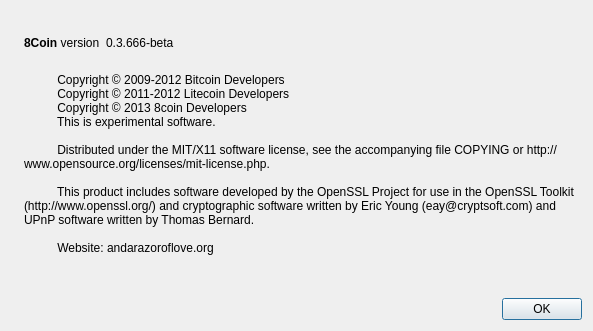
Above: src/qt/forms/aboutdialog.ui from bausoft/888 before the change. Below: the same form after it.
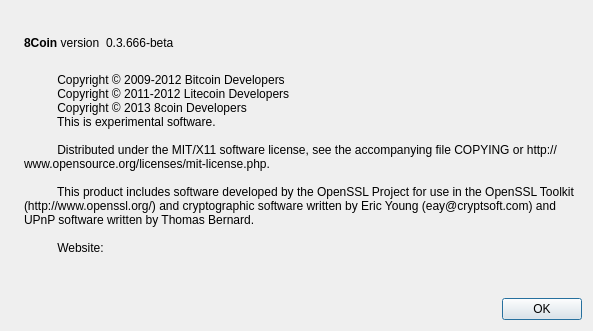
That is the form after the change. Icons and pictures are not drawn.

Patch:
```diff
--- a/src/qt/forms/aboutdialog.ui
+++ b/src/qt/forms/aboutdialog.ui
@@ -104,7 +104,7 @@
 
           This product includes software developed by the OpenSSL Project for use in the OpenSSL Toolkit (http://www.openssl.org/) and cryptographic software written by Eric Young (eay@cryptsoft.com) and UPnP software written by Thomas Bernard.
 
-          Website: andarazoroflove.org
+          Website:
         </string>
        </property>
        <property name="wordWrap">
```
